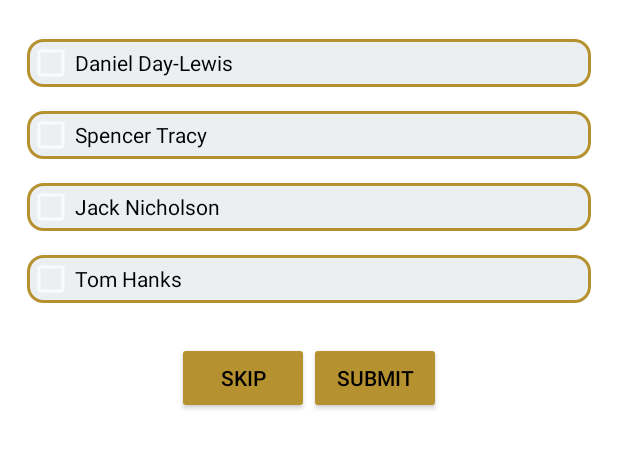
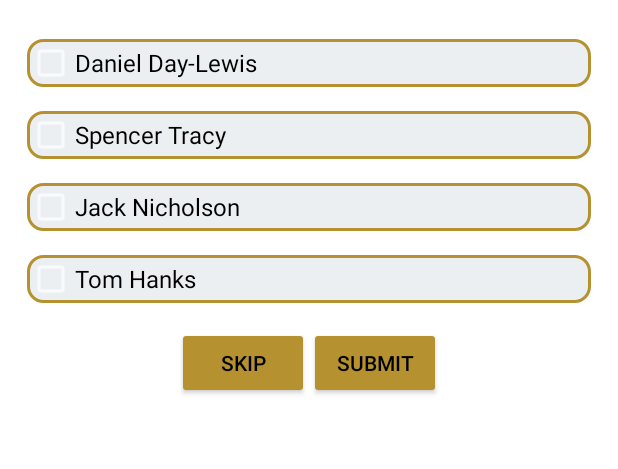
Before and after one commit to brunobpr/Oscar_Quiz, an Android app: the startquiz screen opened directly, with no data from a screen before it, after a tap on "SUBMIT", on a phone screen of 412 x 824 dp, the part 496-965 px from its top. Run offline under Robolectric (Android 15) with nearby library versions, the phone set to English and light mode, and no system bars; 1 other tap on this screen came first.

Commit message:
Inicial commit

```diff
--- a/app/src/main/java/app/getitright/com/example/android/getitright/startquiz.java
+++ b/app/src/main/java/app/getitright/com/example/android/getitright/startquiz.java
@@ -10,6 +10,7 @@ import android.widget.CheckBox;
 import android.widget.EditText;
 import android.widget.LinearLayout;
 import android.widget.RadioButton;
+import android.widget.ScrollView;
 import android.widget.TextView;
 import android.widget.Toast;
 
@@ -18,7 +19,9 @@ public class startquiz extends AppCompatActivity {
     // Variables
     int finalScore = 0;
     int questionNumber = 1;
-    LinearLayout lltRadio, lltCheck, lltEdt, lltQuest, lltScore;
+    String correctAnswer = "";
+    LinearLayout lltRadio, lltCheck, lltEdt, lltQuest;
+    ScrollView lltScore;
 
     @Override
     protected void onCreate(Bundle savedInstanceState) {
@@ -29,7 +32,7 @@ public class startquiz extends AppCompatActivity {
         lltCheck = (LinearLayout) findViewById(R.id.layout_check_buttons);
         lltEdt = (LinearLayout) findViewById(R.id.layout_editable_text);
         lltQuest = (LinearLayout) findViewById(R.id.layout_questions);
-        lltScore = (LinearLayout) findViewById(R.id.layout_score);
+        lltScore = (ScrollView) findViewById(R.id.layout_score);
         //Toast to show the Level
         Context context = getApplicationContext();
         int duration = Toast.LENGTH_SHORT;
@@ -60,7 +63,7 @@ public class startquiz extends AppCompatActivity {
         Editable answerEditableText = answerEditable.getText();
         // From question Number 1 to 10, check if each one of them is correct
         //If they are correct, the score is implemented by one
-        //If they are NOT correct, a toats saying 'Wrong' is shown.
+        //If they are NOT correct, a toats saying 'Wrong' is shown and a string is implemented to be shown later
         if (questionNumber == 1) {
             if (answerNumberOne && answerNumberThree && answerNumberFour) {
                 finalScore = finalScore + 1;
@@ -68,6 +71,7 @@ public class startquiz extends AppCompatActivity {
                 Context context = getApplicationContext();
                 int duration = Toast.LENGTH_SHORT;
                 Toast.makeText(context, "Wrong", duration).show();
+                correctAnswer = correctAnswer + "\n" + "1) Titanic, La La Land and All About Eve have 14 Oscar nominations.";
             }
         }
         if (questionNumber == 2) {
@@ -77,6 +81,7 @@ public class startquiz extends AppCompatActivity {
                 Context context = getApplicationContext();
                 int duration = Toast.LENGTH_SHORT;
                 Toast.makeText(context, "Wrong", duration).show();
+                correctAnswer = correctAnswer + "\n" + "2) Both Denis Villeneuve (Arrival) and Mel Gibson (Hacksaw Ridge) were nominated in the 89th Academy Awards";
             }
         }
         if (questionNumber == 3) {
@@ -86,6 +91,7 @@ public class startquiz extends AppCompatActivity {
                 Context context = getApplicationContext();
                 int duration = Toast.LENGTH_SHORT;
                 Toast.makeText(context, "Wrong", duration).show();
+                correctAnswer = correctAnswer + "\n" + "3) Both Spencer Tracy(1960 and 1961) and Tom Hanks(1993 and 1994)";
             }
         }
         //This is the last question of the first level
@@ -96,6 +102,7 @@ public class startquiz extends AppCompatActivity {
                 Context context = getApplicationContext();
                 int duration = Toast.LENGTH_SHORT;
                 Toast.makeText(context, "Wrong", duration).show();
+                correctAnswer = correctAnswer + "\n" + "4) Meryl Streep won the Academy Awards for Sophie's Choice, The Iron Lady and Kramer vs. Kramer";
             }
             lltCheck.setVisibility(View.GONE);
             lltEdt.setVisibility(View.GONE);
@@ -109,6 +116,7 @@ public class startquiz extends AppCompatActivity {
                 Context context = getApplicationContext();
                 int duration = Toast.LENGTH_SHORT;
                 Toast.makeText(context, "Wrong", duration).show();
+                correctAnswer = correctAnswer + "\n" + "5) Frank Borzage won the first Oscar for Seventh Heaven in 1929";
             }
         }
         if (questionNumber == 6) {
@@ -118,6 +126,7 @@ public class startquiz extends AppCompatActivity {
                 Context context = getApplicationContext();
                 int duration = Toast.LENGTH_SHORT;
                 Toast.makeText(context, "Wrong", duration).show();
+                correctAnswer = correctAnswer + "\n" + "6) Titanic, Ben-Hur and The Lord of the Rings: The Return of the King all have won an Academy Awards high 11 Oscars";
             }
         }
         if (questionNumber == 7) {
@@ -127,6 +136,7 @@ public class startquiz extends AppCompatActivity {
                 Context context = getApplicationContext();
                 int duration = Toast.LENGTH_SHORT;
                 Toast.makeText(context, "Wrong", duration).show();
+                correctAnswer = correctAnswer + "\n" + "7) Bob Hope hosted the Academy Awards a record 19 times";
             }
         }
         //This is the last question of the second level
@@ -137,26 +147,29 @@ public class startquiz extends AppCompatActivity {
                 Context context = getApplicationContext();
                 int duration = Toast.LENGTH_SHORT;
                 Toast.makeText(context, "Wrong", duration).show();
+                correctAnswer = correctAnswer + "\n" + "8) Hattie McDaniel won Best Supporting Actress in Gone With the Wind";
             }
         }
         if (questionNumber == 9) {
-            String correctAnswer = "Moonlight ";
-            if (answerEditableText.toString().equals(correctAnswer)) {
+            String correctAnswerEdt = "Moonlight ";
+            if (answerEditableText.toString().equals(correctAnswerEdt)) {
                 finalScore = finalScore + 1;
             } else {
                 Context context = getApplicationContext();
                 int duration = Toast.LENGTH_SHORT;
                 Toast.makeText(context, "Wrong", duration).show();
+                correctAnswer = correctAnswer + "\n" + "9) Moonlight won the 89th Oscar Award for Best Picture";
             }
         }
         if (questionNumber == 10) {
-            String correctAnswer = "The Godfather ";
-            if (answerEditableText.toString().equals(correctAnswer)) {
+            String correctAnswerEdt = "The Godfather ";
+            if (answerEditableText.toString().equals(correctAnswerEdt)) {
                 finalScore = finalScore + 1;
             } else {
                 Context context = getApplicationContext();
                 int duration = Toast.LENGTH_SHORT;
                 Toast.makeText(context, "Wrong", duration).show();
+                correctAnswer = correctAnswer + "\n" + "10) The Godfather is the only film series to win more than one Best Picture award";
             }
         }
         //Method to change the question
@@ -308,9 +321,17 @@ public class startquiz extends AppCompatActivity {
             }
         }
     }
+
     //Restart button will start activity_main
     public void restart(View view) {
         Intent intent = new Intent(this, MainActivity.class);
         startActivity(intent);
     }
+
+    //Answer Button set new text to the textview and make it visible
+    public void showCorrectAnswer(View view) {
+        TextView showAnswers = (TextView) findViewById(R.id.show_answer);
+        showAnswers.setVisibility(View.VISIBLE);
+        showAnswers.setText(correctAnswer);
+    }
 }
--- a/app/src/main/res/layout/activity_startquiz.xml
+++ b/app/src/main/res/layout/activity_startquiz.xml
@@ -82,21 +82,19 @@
 
             <TextView
                 android:id="@+id/question_text_view"
+                style="@style/answers"
                 android:layout_width="match_parent"
                 android:layout_height="165dp"
-                android:background="@drawable/background_border"
                 android:fontFamily="sans-serif-condensed"
                 android:gravity="center"
                 android:padding="16dp"
                 android:text="Which three films have the most Academy Award nominations?"
-                android:textColor="@android:color/black"
                 android:textSize="26sp" />
 
             <ImageView
                 android:id="@+id/imageView"
                 android:layout_width="match_parent"
                 android:layout_height="50dp"
-                android:layout_marginTop="16dp"
                 android:src="@drawable/logoname" />
 
             <LinearLayout
@@ -104,43 +102,35 @@
                 android:layout_width="match_parent"
                 android:layout_height="wrap_content"
                 android:layout_marginTop="26dp"
-
                 android:orientation="vertical">
 
                 <CheckBox
                     android:id="@+id/answer_number_one"
+                    style="@style/answers"
                     android:layout_width="match_parent"
                     android:layout_height="wrap_content"
-                    android:background="@drawable/background_border"
-                    android:text="Titanic"
-                    android:textColor="@android:color/black" />
+                    android:text="Titanic" />
 
                 <CheckBox
                     android:id="@+id/answer_number_two"
+                    style="@style/answers"
                     android:layout_width="match_parent"
                     android:layout_height="wrap_content"
-                    android:layout_marginTop="16dp"
-                    android:background="@drawable/background_border"
-                    android:text="The Life Is Beautiful"
-                    android:textColor="@android:color/black" />
+                    android:text="The Life Is Beautiful" />
 
                 <CheckBox
                     android:id="@+id/answer_number_three"
+                    style="@style/answers"
                     android:layout_width="match_parent"
                     android:layout_height="wrap_content"
-                    android:layout_marginTop="16dp"
-                    android:background="@drawable/background_border"
-                    android:text="La La Land"
-                    android:textColor="@android:color/black" />
+                    android:text="La La Land" />
 
                 <CheckBox
                     android:id="@+id/answer_number_four"
+                    style="@style/answers"
                     android:layout_width="match_parent"
                     android:layout_height="wrap_content"
-                    android:layout_marginTop="16dp"
-                    android:background="@drawable/background_border"
-                    android:text="All About Eve"
-                    android:textColor="@android:color/black" />
+                    android:text="All About Eve" />
             </LinearLayout>
 
             <LinearLayout
@@ -156,38 +146,27 @@
 
                     <RadioButton
                         android:id="@+id/answer_number_one2"
+                        style="@style/answers"
                         android:layout_width="match_parent"
-                        android:layout_height="wrap_content"
-                        android:background="@drawable/background_border"
-                        android:text="Titanic"
-                        android:textColor="@android:color/black" />
+                        android:layout_height="wrap_content" />
 
                     <RadioButton
                         android:id="@+id/answer_number_two2"
+                        style="@style/answers"
                         android:layout_width="match_parent"
-                        android:layout_height="wrap_content"
-                        android:layout_marginTop="16dp"
-                        android:background="@drawable/background_border"
-                        android:text="The Life Is Beautiful"
-                        android:textColor="@android:color/black" />
+                        android:layout_height="wrap_content" />
 
                     <RadioButton
                         android:id="@+id/answer_number_three2"
+                        style="@style/answers"
                         android:layout_width="match_parent"
-                        android:layout_height="wrap_content"
-                        android:layout_marginTop="16dp"
-                        android:background="@drawable/background_border"
-                        android:text="La La Land"
-                        android:textColor="@android:color/black" />
+                        android:layout_height="wrap_content" />
 
                     <RadioButton
                         android:id="@+id/answer_number_four2"
+                        style="@style/answers"
                         android:layout_width="match_parent"
-                        android:layout_height="wrap_content"
-                        android:layout_marginTop="16dp"
-                        android:background="@drawable/background_border"
-                        android:text="All About Eve"
-                        android:textColor="@android:color/black" />
+                        android:layout_height="wrap_content" />
                 </RadioGroup>
             </LinearLayout>
 
@@ -200,13 +179,12 @@
 
                 <EditText
                     android:id="@+id/answer_editable"
+                    style="@style/answers"
                     android:layout_width="match_parent"
                     android:layout_height="wrap_content"
-                    android:background="@drawable/background_border"
                     android:hint="Answer"
                     android:inputType="textCapSentences"
                     android:padding="16dp"
-                    android:textColor="@android:color/black"
                     android:textColorHint="@android:color/darker_gray" />
 
             </LinearLayout>
@@ -215,7 +193,6 @@
                 android:layout_width="match_parent"
                 android:layout_height="match_parent"
                 android:layout_gravity="bottom"
-                android:layout_marginTop="26dp"
                 android:gravity="center_horizontal">
 
                 <Button
@@ -236,15 +213,19 @@
             </LinearLayout>
         </LinearLayout>
 
-        <LinearLayout
+        <ScrollView
             android:id="@+id/layout_score"
             android:layout_width="match_parent"
             android:layout_height="match_parent"
             android:background="@android:color/white"
-            android:orientation="vertical"
             android:visibility="gone">
 
-            <TextView
+            <LinearLayout
+                android:layout_width="match_parent"
+                android:layout_height="match_parent"
+                android:orientation="vertical">
+
+                <TextView
                 android:layout_width="match_parent"
                 android:layout_height="wrap_content"
                 android:layout_marginBottom="26dp"
@@ -279,12 +260,36 @@
                 android:layout_height="200dp"
                 android:src="@drawable/logooscar" />
 
-            <Button
+                <LinearLayout
+                    android:layout_width="match_parent"
+                    android:layout_height="wrap_content"
+                    android:gravity="center">
+
+                    <Button
                 android:layout_width="wrap_content"
                 android:layout_height="wrap_content"
                 android:layout_gravity="center"
+                        android:onClick="showCorrectAnswer"
+                        android:text="Answers" />
+
+                    <Button
+                        android:layout_width="wrap_content"
+                        android:layout_height="wrap_content"
+                        android:layout_gravity="center"
                 android:onClick="restart"
                 android:text="Restart" />
+                </LinearLayout>
+
+                <TextView
+                    android:id="@+id/show_answer"
+                    style="@style/answers"
+                    android:layout_width="match_parent"
+                    android:layout_height="wrap_content"
+                    android:layout_margin="16dp"
+                    android:padding="8dp"
+                    android:text=""
+                    android:visibility="gone" />
         </LinearLayout>
+        </ScrollView>
     </LinearLayout>
 </ScrollView>
--- a/app/src/main/res/values/styles.xml
+++ b/app/src/main/res/values/styles.xml
@@ -11,11 +11,10 @@
     </style>
 
     <style name="answers">
-        <item name="android:layout_width">fill_parent</item>
-        <item name="android:layout_height">wrap_content</item>
-        <item name="android:capitalize">characters</item>
-        <item name="android:typeface">monospace</item>
-        <item name="android:textSize">12pt</item>
-        <item name="android:textColor">#00FF00</item>/>
+        <item name="android:background">@drawable/background_border</item>
+        <item name="android:layout_marginBottom">16dp</item>
+        <item name="android:textSize">16sp</item>
+        <item name="android:textColor">@android:color/black</item>/>
+
     </style>
 </resources>
```
